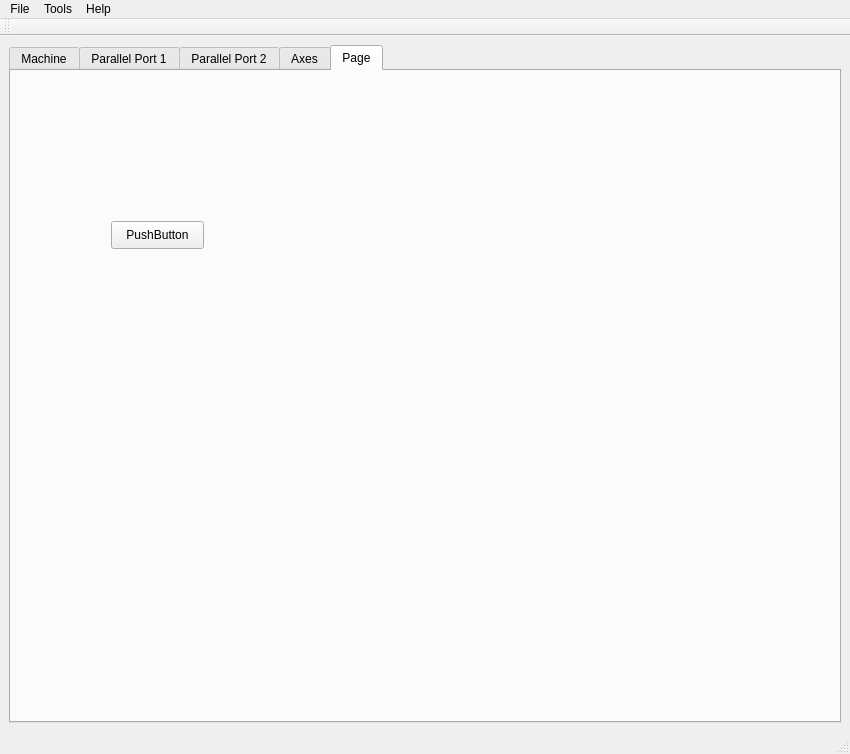
jethornton/paraport, file paraport/src/paraport.ui: the form before one commit.
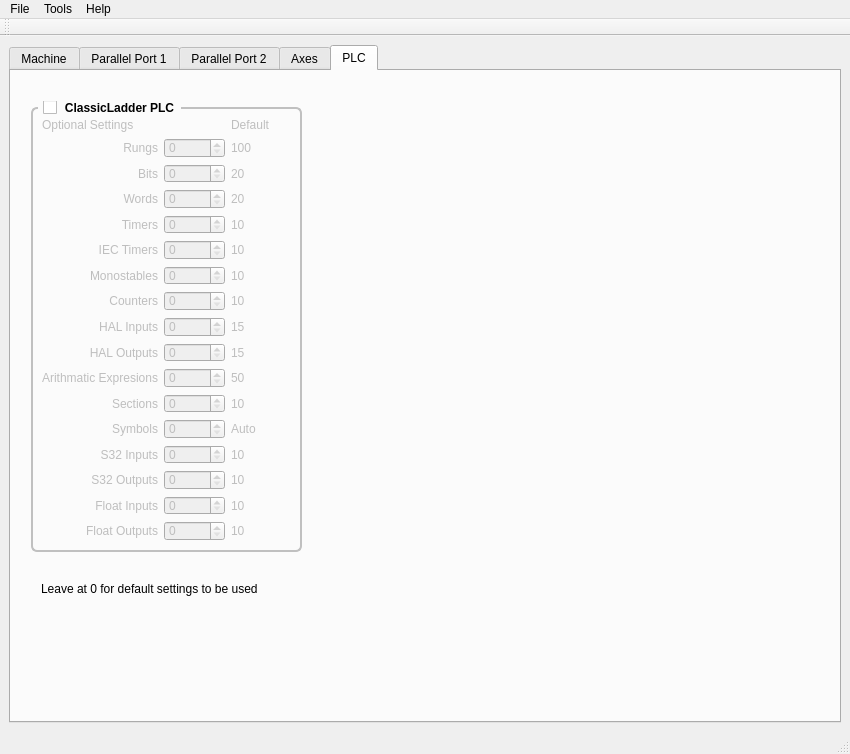
The form after the commit. The open tabs and pages were chosen to show the change.

```diff
--- a/paraport/src/paraport.ui
+++ b/paraport/src/paraport.ui
@@ -871,19 +871,489 @@
       </widget>
       <widget class="QWidget" name="tab_21">
        <attribute name="title">
-        <string>Page</string>
+        <string>PLC</string>
        </attribute>
-       <widget class="QPushButton" name="pushButton">
+       <widget class="QGroupBox" name="ladderGB">
         <property name="geometry">
          <rect>
-          <x>100</x>
-          <y>150</y>
-          <width>93</width>
-          <height>28</height>
+          <x>20</x>
+          <y>30</y>
+          <width>271</width>
+          <height>451</height>
+         </rect>
+        </property>
+        <property name="title">
+         <string>ClassicLadder PLC</string>
+        </property>
+        <property name="checkable">
+         <bool>true</bool>
+        </property>
+        <property name="checked">
+         <bool>false</bool>
+        </property>
+        <layout class="QGridLayout" name="gridLayout_28">
+         <item row="2" column="2">
+          <widget class="QLabel" name="label_155">
+           <property name="text">
+            <string>20</string>
+           </property>
+          </widget>
+         </item>
+         <item row="1" column="0">
+          <widget class="QLabel" name="label_143">
+           <property name="text">
+            <string>Rungs</string>
+           </property>
+           <property name="alignment">
+            <set>Qt::AlignRight|Qt::AlignTrailing|Qt::AlignVCenter</set>
+           </property>
+          </widget>
+         </item>
+         <item row="6" column="0">
+          <widget class="QLabel" name="label_147">
+           <property name="text">
+            <string>Monostables</string>
+           </property>
+           <property name="alignment">
+            <set>Qt::AlignRight|Qt::AlignTrailing|Qt::AlignVCenter</set>
+           </property>
+          </widget>
+         </item>
+         <item row="3" column="1">
+          <widget class="QSpinBox" name="ladderWordsSB">
+           <property name="option" stdset="0">
+            <string>numWords</string>
+           </property>
+           <property name="item" stdset="0">
+            <string>LADDER_WORDS</string>
+           </property>
+          </widget>
+         </item>
+         <item row="1" column="2">
+          <widget class="QLabel" name="label_153">
+           <property name="text">
+            <string>100</string>
+           </property>
+          </widget>
+         </item>
+         <item row="8" column="0">
+          <widget class="QLabel" name="label_148">
+           <property name="text">
+            <string>HAL Inputs</string>
+           </property>
+           <property name="alignment">
+            <set>Qt::AlignRight|Qt::AlignTrailing|Qt::AlignVCenter</set>
+           </property>
+          </widget>
+         </item>
+         <item row="4" column="1">
+          <widget class="QSpinBox" name="ladderTimersSB">
+           <property name="option" stdset="0">
+            <string>numTimers</string>
+           </property>
+           <property name="item" stdset="0">
+            <string>LADDER_TIMERS</string>
+           </property>
+          </widget>
+         </item>
+         <item row="1" column="1">
+          <widget class="QSpinBox" name="ladderRungsSB">
+           <property name="maximum">
+            <number>200</number>
+           </property>
+           <property name="option" stdset="0">
+            <string>numRungs</string>
+           </property>
+           <property name="item" stdset="0">
+            <string>LADDER_RUNGS</string>
+           </property>
+          </widget>
+         </item>
+         <item row="4" column="0">
+          <widget class="QLabel" name="label_146">
+           <property name="text">
+            <string>Timers</string>
+           </property>
+           <property name="alignment">
+            <set>Qt::AlignRight|Qt::AlignTrailing|Qt::AlignVCenter</set>
+           </property>
+          </widget>
+         </item>
+         <item row="8" column="1">
+          <widget class="QSpinBox" name="ladderInputsSB">
+           <property name="option" stdset="0">
+            <string>numPhysInputs</string>
+           </property>
+           <property name="item" stdset="0">
+            <string>LADDER_HAL_INPUTS</string>
+           </property>
+          </widget>
+         </item>
+         <item row="0" column="2">
+          <widget class="QLabel" name="label_154">
+           <property name="text">
+            <string>Default</string>
+           </property>
+          </widget>
+         </item>
+         <item row="4" column="2">
+          <widget class="QLabel" name="label_157">
+           <property name="text">
+            <string>10</string>
+           </property>
+          </widget>
+         </item>
+         <item row="5" column="1">
+          <widget class="QSpinBox" name="iecTimerSB">
+           <property name="option" stdset="0">
+            <string>numTimersIec</string>
+           </property>
+           <property name="item" stdset="0">
+            <string>LADDER_IEC_TIMERS</string>
+           </property>
+          </widget>
+         </item>
+         <item row="9" column="0">
+          <widget class="QLabel" name="label_149">
+           <property name="text">
+            <string>HAL Outputs</string>
+           </property>
+           <property name="alignment">
+            <set>Qt::AlignRight|Qt::AlignTrailing|Qt::AlignVCenter</set>
+           </property>
+          </widget>
+         </item>
+         <item row="2" column="0">
+          <widget class="QLabel" name="label_144">
+           <property name="text">
+            <string>Bits</string>
+           </property>
+           <property name="alignment">
+            <set>Qt::AlignRight|Qt::AlignTrailing|Qt::AlignVCenter</set>
+           </property>
+          </widget>
+         </item>
+         <item row="9" column="1">
+          <widget class="QSpinBox" name="ladderOutputsSB">
+           <property name="option" stdset="0">
+            <string>numPhysOutputs</string>
+           </property>
+           <property name="item" stdset="0">
+            <string>LADDER_HAL_OUTPUTS</string>
+           </property>
+          </widget>
+         </item>
+         <item row="5" column="2">
+          <widget class="QLabel" name="label_159">
+           <property name="text">
+            <string>10</string>
+           </property>
+          </widget>
+         </item>
+         <item row="11" column="1">
+          <widget class="QSpinBox" name="ladderSectionsSB">
+           <property name="option" stdset="0">
+            <string>numSections</string>
+           </property>
+           <property name="item" stdset="0">
+            <string>LADDER_SECTIONS</string>
+           </property>
+          </widget>
+         </item>
+         <item row="7" column="0">
+          <widget class="QLabel" name="label_165">
+           <property name="text">
+            <string>Counters</string>
+           </property>
+           <property name="alignment">
+            <set>Qt::AlignRight|Qt::AlignTrailing|Qt::AlignVCenter</set>
+           </property>
+          </widget>
+         </item>
+         <item row="7" column="2">
+          <widget class="QLabel" name="label_166">
+           <property name="text">
+            <string>10</string>
+           </property>
+          </widget>
+         </item>
+         <item row="11" column="0">
+          <widget class="QLabel" name="label_151">
+           <property name="text">
+            <string>Sections</string>
+           </property>
+           <property name="alignment">
+            <set>Qt::AlignRight|Qt::AlignTrailing|Qt::AlignVCenter</set>
+           </property>
+          </widget>
+         </item>
+         <item row="3" column="0">
+          <widget class="QLabel" name="label_145">
+           <property name="text">
+            <string>Words</string>
+           </property>
+           <property name="alignment">
+            <set>Qt::AlignRight|Qt::AlignTrailing|Qt::AlignVCenter</set>
+           </property>
+          </widget>
+         </item>
+         <item row="10" column="1">
+          <widget class="QSpinBox" name="ladderExpresionsSB">
+           <property name="option" stdset="0">
+            <string>numArithmExpr</string>
+           </property>
+           <property name="item" stdset="0">
+            <string>LADDER_EXPRESSIONS</string>
+           </property>
+          </widget>
+         </item>
+         <item row="8" column="2">
+          <widget class="QLabel" name="label_161">
+           <property name="text">
+            <string>15</string>
+           </property>
+          </widget>
+         </item>
+         <item row="6" column="2">
+          <widget class="QLabel" name="label_160">
+           <property name="text">
+            <string>10</string>
+           </property>
+          </widget>
+         </item>
+         <item row="2" column="1">
+          <widget class="QSpinBox" name="ladderBitsSB">
+           <property name="option" stdset="0">
+            <string>numBits</string>
+           </property>
+           <property name="item" stdset="0">
+            <string>LADDER_BITS</string>
+           </property>
+          </widget>
+         </item>
+         <item row="6" column="1">
+          <widget class="QSpinBox" name="ladderMonostablesSB">
+           <property name="option" stdset="0">
+            <string>numMonostables</string>
+           </property>
+           <property name="item" stdset="0">
+            <string>LADDER_MONOSTABLES</string>
+           </property>
+          </widget>
+         </item>
+         <item row="10" column="0">
+          <widget class="QLabel" name="label_150">
+           <property name="text">
+            <string>Arithmatic Expresions</string>
+           </property>
+           <property name="alignment">
+            <set>Qt::AlignRight|Qt::AlignTrailing|Qt::AlignVCenter</set>
+           </property>
+          </widget>
+         </item>
+         <item row="10" column="2">
+          <widget class="QLabel" name="label_163">
+           <property name="text">
+            <string>50</string>
+           </property>
+          </widget>
+         </item>
+         <item row="9" column="2">
+          <widget class="QLabel" name="label_162">
+           <property name="text">
+            <string>15</string>
+           </property>
+          </widget>
+         </item>
+         <item row="7" column="1">
+          <widget class="QSpinBox" name="ladderCountersSB">
+           <property name="option" stdset="0">
+            <string>numCounters</string>
+           </property>
+           <property name="item" stdset="0">
+            <string>LADDER_COUNTERS</string>
+           </property>
+          </widget>
+         </item>
+         <item row="11" column="2">
+          <widget class="QLabel" name="label_164">
+           <property name="text">
+            <string>10</string>
+           </property>
+          </widget>
+         </item>
+         <item row="13" column="0">
+          <widget class="QLabel" name="label_168">
+           <property name="text">
+            <string>S32 Inputs</string>
+           </property>
+           <property name="alignment">
+            <set>Qt::AlignRight|Qt::AlignTrailing|Qt::AlignVCenter</set>
+           </property>
+          </widget>
+         </item>
+         <item row="15" column="0">
+          <widget class="QLabel" name="label_170">
+           <property name="text">
+            <string>Float Inputs</string>
+           </property>
+           <property name="alignment">
+            <set>Qt::AlignRight|Qt::AlignTrailing|Qt::AlignVCenter</set>
+           </property>
+          </widget>
+         </item>
+         <item row="5" column="0">
+          <widget class="QLabel" name="label_158">
+           <property name="text">
+            <string>IEC Timers</string>
+           </property>
+           <property name="alignment">
+            <set>Qt::AlignRight|Qt::AlignTrailing|Qt::AlignVCenter</set>
+           </property>
+          </widget>
+         </item>
+         <item row="3" column="2">
+          <widget class="QLabel" name="label_156">
+           <property name="text">
+            <string>20</string>
+           </property>
+          </widget>
+         </item>
+         <item row="12" column="0">
+          <widget class="QLabel" name="label_167">
+           <property name="text">
+            <string>Symbols</string>
+           </property>
+           <property name="alignment">
+            <set>Qt::AlignRight|Qt::AlignTrailing|Qt::AlignVCenter</set>
+           </property>
+          </widget>
+         </item>
+         <item row="14" column="0">
+          <widget class="QLabel" name="label_169">
+           <property name="text">
+            <string>S32 Outputs</string>
+           </property>
+           <property name="alignment">
+            <set>Qt::AlignRight|Qt::AlignTrailing|Qt::AlignVCenter</set>
+           </property>
+          </widget>
+         </item>
+         <item row="16" column="0">
+          <widget class="QLabel" name="label_171">
+           <property name="text">
+            <string>Float Outputs</string>
+           </property>
+           <property name="alignment">
+            <set>Qt::AlignRight|Qt::AlignTrailing|Qt::AlignVCenter</set>
+           </property>
+          </widget>
+         </item>
+         <item row="12" column="1">
+          <widget class="QSpinBox" name="ladderSymbolsSB">
+           <property name="option" stdset="0">
+            <string>numSymbols</string>
+           </property>
+           <property name="item" stdset="0">
+            <string>LADDER_SYMBOLS</string>
+           </property>
+          </widget>
+         </item>
+         <item row="13" column="1">
+          <widget class="QSpinBox" name="ladderS32InputsSB">
+           <property name="option" stdset="0">
+            <string>numS32in</string>
+           </property>
+           <property name="item" stdset="0">
+            <string>LADDER_S32_INPUTS</string>
+           </property>
+          </widget>
+         </item>
+         <item row="14" column="1">
+          <widget class="QSpinBox" name="ladderS32OuputsSB">
+           <property name="option" stdset="0">
+            <string>numS32out</string>
+           </property>
+           <property name="item" stdset="0">
+            <string>LADDER_S32_OUTPUTS</string>
+           </property>
+          </widget>
+         </item>
+         <item row="15" column="1">
+          <widget class="QSpinBox" name="ladderFloatInputsSB">
+           <property name="option" stdset="0">
+            <string>numFloatIn</string>
+           </property>
+           <property name="item" stdset="0">
+            <string>LADDER_FLOAT_INPUTS</string>
+           </property>
+          </widget>
+         </item>
+         <item row="16" column="1">
+          <widget class="QSpinBox" name="ladderFloatOutputsSB">
+           <property name="option" stdset="0">
+            <string>numFloatOut</string>
+           </property>
+           <property name="item" stdset="0">
+            <string>LADDER_FLOAT_OUTPUTS</string>
+           </property>
+          </widget>
+         </item>
+         <item row="12" column="2">
+          <widget class="QLabel" name="label_172">
+           <property name="text">
+            <string>Auto</string>
+           </property>
+          </widget>
+         </item>
+         <item row="13" column="2">
+          <widget class="QLabel" name="label_173">
+           <property name="text">
+            <string>10</string>
+           </property>
+          </widget>
+         </item>
+         <item row="14" column="2">
+          <widget class="QLabel" name="label_174">
+           <property name="text">
+            <string>10</string>
+           </property>
+          </widget>
+         </item>
+         <item row="15" column="2">
+          <widget class="QLabel" name="label_175">
+           <property name="text">
+            <string>10</string>
+           </property>
+          </widget>
+         </item>
+         <item row="16" column="2">
+          <widget class="QLabel" name="label_176">
+           <property name="text">
+            <string>10</string>
+           </property>
+          </widget>
+         </item>
+         <item row="0" column="0">
+          <widget class="QLabel" name="label_177">
+           <property name="text">
+            <string>Optional Settings</string>
+           </property>
+          </widget>
+         </item>
+        </layout>
+       </widget>
+       <widget class="QLabel" name="label_152">
+        <property name="geometry">
+         <rect>
+          <x>30</x>
+          <y>510</y>
+          <width>311</width>
+          <height>16</height>
          </rect>
         </property>
         <property name="text">
-         <string>PushButton</string>
+         <string>Leave at 0 for default settings to be used</string>
         </property>
         <attribute name="buttonGroup">
          <string notr="true">pp1BG</string>
```
Left out of the diff: 37 changed lines with no effect on the pictures.
